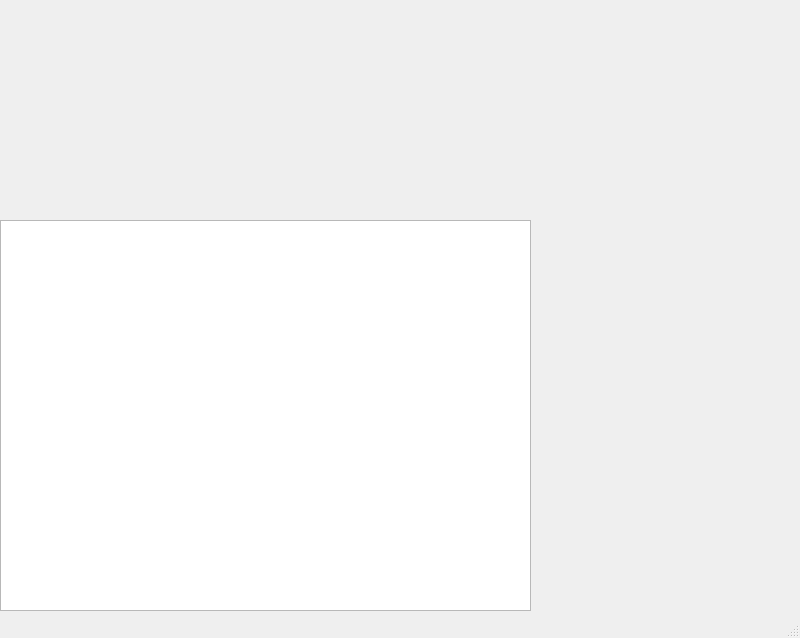
Above: p2p_arbitration_app/mainwindow.ui from Boodeyman/p2p_arbitration before the change. Below: the same form after it.
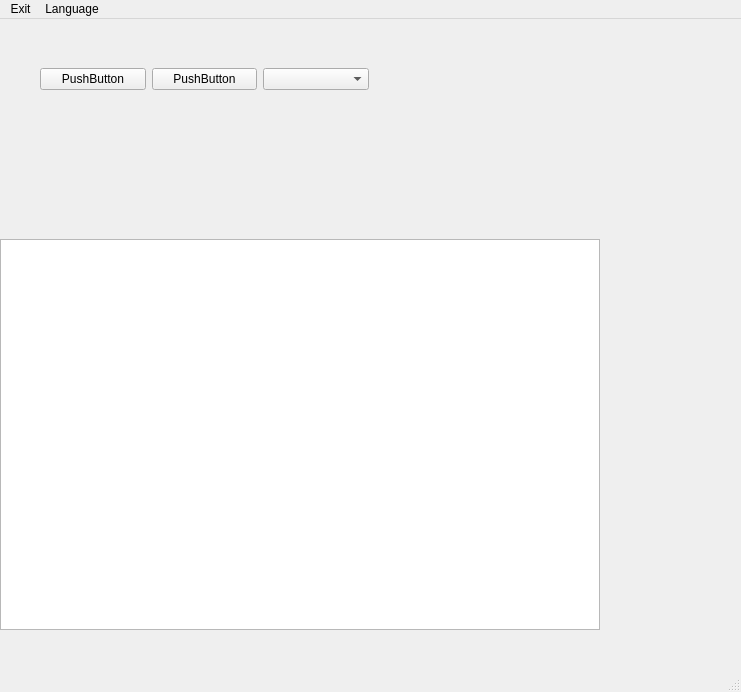
That is the form after the change. Icons and pictures are not drawn.

```diff
--- a/p2p_arbitration_app/mainwindow.ui
+++ b/p2p_arbitration_app/mainwindow.ui
@@ -6,8 +6,8 @@
    <rect>
     <x>0</x>
     <y>0</y>
-    <width>800</width>
-    <height>638</height>
+    <width>741</width>
+    <height>692</height>
    </rect>
   </property>
   <property name="windowTitle">
@@ -19,23 +19,100 @@
      <rect>
       <x>0</x>
       <y>220</y>
-      <width>531</width>
+      <width>600</width>
       <height>391</height>
      </rect>
     </property>
    </widget>
+   <widget class="QWidget" name="horizontalLayoutWidget">
+    <property name="geometry">
+     <rect>
+      <x>40</x>
+      <y>20</y>
+      <width>329</width>
+      <height>80</height>
+     </rect>
+    </property>
+    <layout class="QHBoxLayout" name="horizontalLayout">
+     <item>
+      <widget class="QPushButton" name="pushButton_2">
+       <property name="text">
+        <string>PushButton</string>
+       </property>
+      </widget>
+     </item>
+     <item>
+      <widget class="QPushButton" name="pushButton">
+       <property name="text">
+        <string>PushButton</string>
+       </property>
+      </widget>
+     </item>
+     <item>
+      <widget class="QComboBox" name="comboBox"/>
+     </item>
+    </layout>
+   </widget>
   </widget>
-  <widget class="QMenuBar" name="menubar">
+  <widget class="QStatusBar" name="statusbar"/>
+  <widget class="QMenuBar" name="menuBar">
    <property name="geometry">
     <rect>
      <x>0</x>
      <y>0</y>
-     <width>800</width>
+     <width>741</width>
      <height>43</height>
     </rect>
    </property>
+   <property name="defaultUp">
+    <bool>false</bool>
+   </property>
+   <property name="nativeMenuBar">
+    <bool>true</bool>
+   </property>
+   <widget class="QMenu" name="menuFile">
+    <property name="enabled">
+     <bool>true</bool>
+    </property>
+    <property name="title">
+     <string>Exit</string>
+    </property>
+    <property name="icon">
+     <iconset theme="application-exit">
+      <normaloff>icons/exit.png</normaloff>icons/exit.png</iconset>
+    </property>
+    <addaction name="actionExit"/>
+   </widget>
+   <widget class="QMenu" name="menuLanguage">
+    <property name="title">
+     <string>Language</string>
+    </property>
+    <addaction name="actionru"/>
+    <addaction name="actionen"/>
+   </widget>
+   <addaction name="menuFile"/>
+   <addaction name="menuLanguage"/>
   </widget>
-  <widget class="QStatusBar" name="statusbar"/>
+  <action name="actionExit">
+   <property name="icon">
+    <iconset theme="application-exit" resource="resources.qrc">
+     <normaloff>:/icons/icons/exit.png</normaloff>
+     <normalon>icons/exit.png</normalon>:/icons/icons/exit.png</iconset>
+   </property>
+   <property name="text">
+    <string> </string>
+   </property>
+  </action>
+  <action name="actionru">
+   <property name="text">
+    <string>ru</string>
+   </property>
+  </action>
+  <action name="actionen">
+   <property name="text">
+    <string>en</string>
+   </property>
+  </action>
  </widget>
  <resources/>
  <connections/>
```
Left out of the diff: 26 changed lines with no effect on the pictures.
